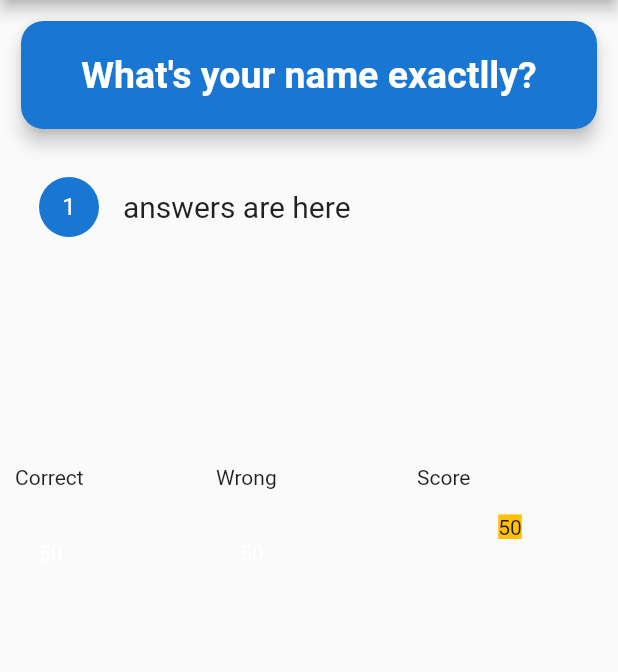
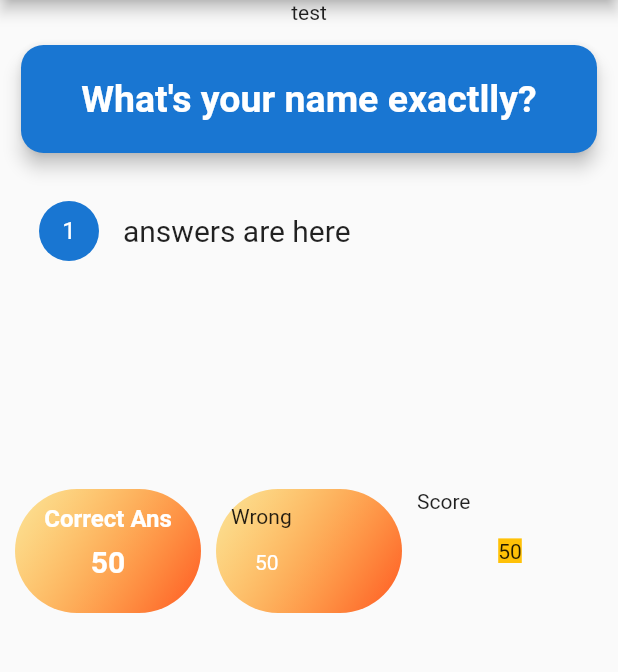
Before and after one commit to mahdiyarz/quizApp, a Flutter app: the screen it shows after launch, on a phone screen of 412 x 824 dp, the part 84-756 px from its top. Run offline on Flutter 3.47's test engine with Material 2 defaults, Android fonts, the phone set to English and light mode, and no system bars.

Commit message:
create buildContainer method

```diff
--- a/lib/main.dart
+++ b/lib/main.dart
@@ -37,6 +37,9 @@ class _MyHomePageState extends State<MyHomePage> {
           // mainAxisAlignment: MainAxisAlignment.spaceAround,
           children: [
             Container(
+              child: Text('test'),
+            ),
+            Container(
               height: 300,
               child: Column(
                 children: [
--- a/lib/widgets/score_board.dart
+++ b/lib/widgets/score_board.dart
@@ -1,6 +1,24 @@
 import 'package:flutter/material.dart';
 
 class ScoreBoard extends StatelessWidget {
+  Widget? _bulidContainer(Widget child) {
+    return Container(
+      decoration: BoxDecoration(
+        gradient: LinearGradient(
+          colors: [
+            Colors.amber.withOpacity(0.4),
+            Colors.deepOrange,
+          ],
+          begin: Alignment.topLeft,
+          end: Alignment.bottomRight,
+        ),
+        borderRadius: BorderRadius.circular(50),
+      ),
+      padding: const EdgeInsets.all(10),
+      child: child,
+    );
+  }
+
   @override
   Widget build(BuildContext context) {
     return GridView(
@@ -12,16 +30,47 @@ class ScoreBoard extends StatelessWidget {
       ),
       padding: EdgeInsets.all(10),
       children: [
-        GridTile(
-          child: Text('Correct'),
-          footer: GridTileBar(
-            title: Text('50'),
+        _bulidContainer(
+          GridTile(
+            child: Text(
+              'Correct Ans',
+              style: TextStyle(
+                color: Colors.white,
+                fontSize: 16,
+                fontWeight: FontWeight.bold,
+              ),
+              textAlign: TextAlign.center,
+            ),
+            footer: GridTileBar(
+              title: Text(
+                '50',
+                style: TextStyle(
+                  fontSize: 20,
+                  fontWeight: FontWeight.bold,
+                ),
+                textAlign: TextAlign.center,
+              ),
+            ),
           ),
-        ),
-        GridTile(
-          child: Text('Wrong'),
-          footer: GridTileBar(
-            title: Text('50'),
+        ) as Widget,
+        Container(
+          decoration: BoxDecoration(
+            gradient: LinearGradient(
+              colors: [
+                Colors.amber.withOpacity(0.4),
+                Colors.deepOrange,
+              ],
+              begin: Alignment.topLeft,
+              end: Alignment.bottomRight,
+            ),
+            borderRadius: BorderRadius.circular(50),
+          ),
+          padding: const EdgeInsets.all(10),
+          child: GridTile(
+            child: Text('Wrong'),
+            footer: GridTileBar(
+              title: Text('50'),
+            ),
           ),
         ),
         GridTile(
```
